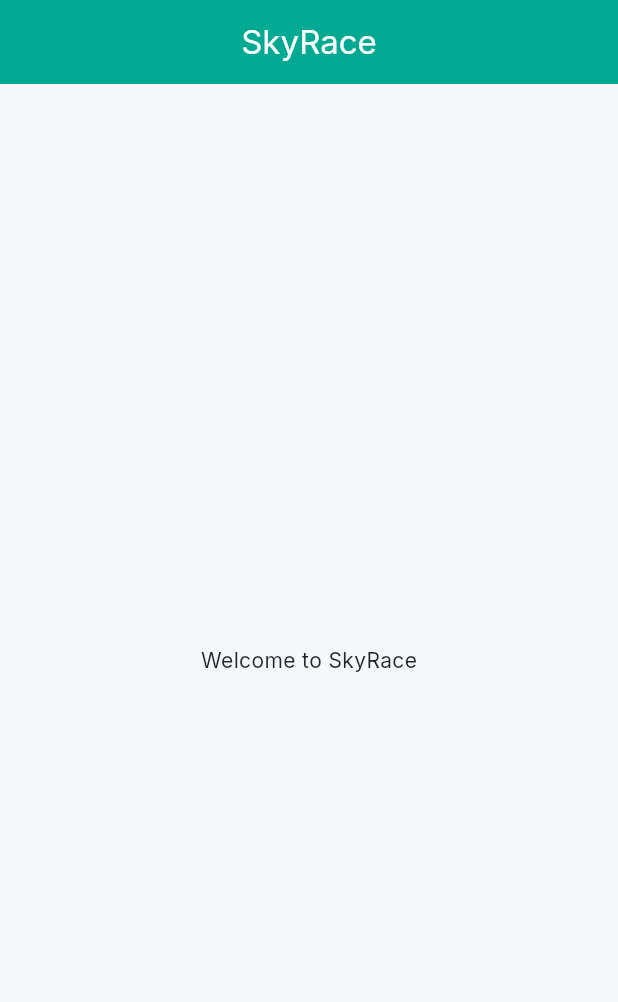
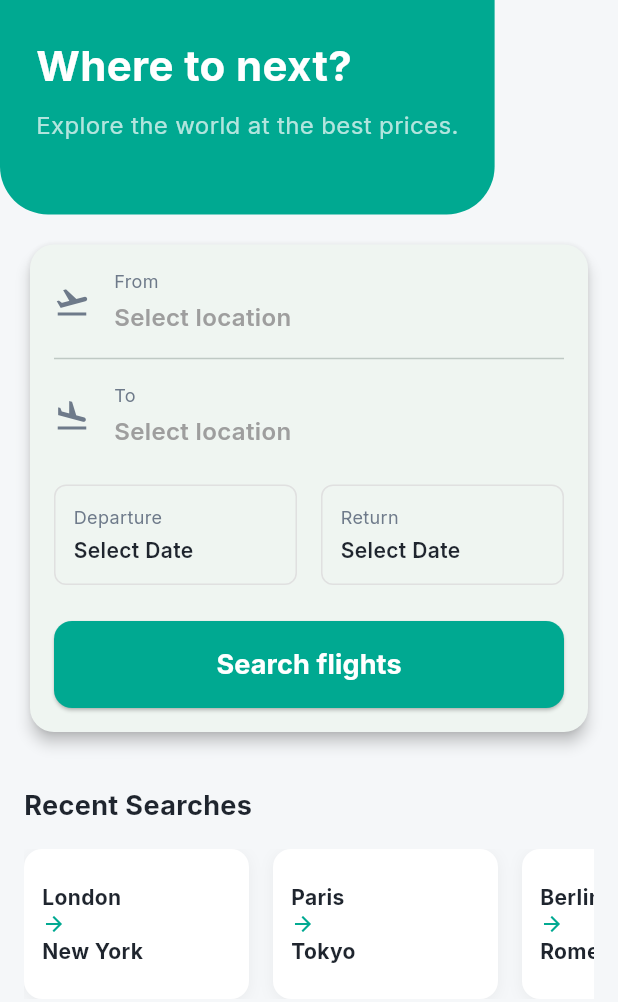
Before and after one commit to Thyon3/SkyRace, a Flutter app: the screen it shows after launch, on a phone screen of 412 x 824 dp. Shown: the top 1002 px of the screen. Run offline on Flutter 3.47's test engine with Material 3 defaults, Android fonts, the phone set to English and light mode, and no system bars; our stand-ins replace flutter_riverpod, go_router, google_fonts.

Commit message:
Implement Search Screen UI with Riverpod state management

```diff
--- a/lib/src/features/home/presentation/home_screen.dart
+++ /dev/null
@@ -1,13 +0,0 @@
-import 'package:flutter/material.dart';
-
-class HomeScreen extends StatelessWidget {
-  const HomeScreen({super.key});
-
-  @override
-  Widget build(BuildContext context) {
-    return Scaffold(
-      appBar: AppBar(title: const Text('SkyRace')),
-      body: const Center(child: Text('Welcome to SkyRace')),
-    );
-  }
-}
--- /dev/null
+++ b/lib/src/features/search/domain/search_state.dart
@@ -0,0 +1,31 @@
+class SearchState {
+  final String? origin;
+  final String? destination;
+  final DateTime? departureDate;
+  final DateTime? returnDate;
+  final int passengers;
+
+  SearchState({
+    this.origin,
+    this.destination,
+    this.departureDate,
+    this.returnDate,
+    this.passengers = 1,
+  });
+
+  SearchState copyWith({
+    String? origin,
+    String? destination,
+    DateTime? departureDate,
+    DateTime? returnDate,
+    int? passengers,
+  }) {
+    return SearchState(
+      origin: origin ?? this.origin,
+      destination: destination ?? this.destination,
+      departureDate: departureDate ?? this.departureDate,
+      returnDate: returnDate ?? this.returnDate,
+      passengers: passengers ?? this.passengers,
+    );
+  }
+}
--- /dev/null
+++ b/lib/src/features/search/presentation/search_controller.dart
@@ -0,0 +1,30 @@
+import 'package:flutter_riverpod/flutter_riverpod.dart';
+import '../domain/search_state.dart';
+
+class SearchController extends StateNotifier<SearchState> {
+  SearchController() : super(SearchState());
+
+  void setOrigin(String origin) {
+    state = state.copyWith(origin: origin);
+  }
+
+  void setDestination(String destination) {
+    state = state.copyWith(destination: destination);
+  }
+
+  void setDepartureDate(DateTime date) {
+    state = state.copyWith(departureDate: date);
+  }
+
+  void setReturnDate(DateTime date) {
+    state = state.copyWith(returnDate: date);
+  }
+
+  void setPassengers(int count) {
+    state = state.copyWith(passengers: count);
+  }
+}
+
+final searchControllerProvider = StateNotifierProvider<SearchController, SearchState>((ref) {
+  return SearchController();
+});
--- /dev/null
+++ b/lib/src/features/search/presentation/search_screen.dart
@@ -0,0 +1,308 @@
+import 'package:flutter/material.dart';
+import 'package:flutter_riverpod/flutter_riverpod.dart';
+import 'package:intl/intl.dart';
+import '../../../constants/app_colors.dart';
+import 'search_controller.dart';
+
+class SearchScreen extends ConsumerWidget {
+  const SearchScreen({super.key});
+
+  @override
+  Widget build(BuildContext context, WidgetRef ref) {
+    final searchState = ref.watch(searchControllerProvider);
+    final controller = ref.read(searchControllerProvider.notifier);
+
+    return Scaffold(
+      backgroundColor: AppColors.background,
+      body: SafeArea(
+        child: SingleChildScrollView(
+          child: Column(
+            crossAxisAlignment: CrossAxisAlignment.start,
+            children: [
+              _buildHeader(),
+              Padding(
+                padding: const EdgeInsets.all(16.0),
+                child: Card(
+                  elevation: 4,
+                  shape: RoundedRectangleBorder(borderRadius: BorderRadius.circular(16)),
+                  child: Padding(
+                    padding: const EdgeInsets.all(16.0),
+                    child: Column(
+                      children: [
+                        _buildLocationInput(
+                          context,
+                          icon: Icons.flight_takeoff,
+                          label: 'From',
+                          value: searchState.origin,
+                          onTap: () {
+                            // TODO: Open location picker
+                            controller.setOrigin('New York (JFK)');
+                          },
+                        ),
+                        const Divider(height: 32),
+                        _buildLocationInput(
+                          context,
+                          icon: Icons.flight_land,
+                          label: 'To',
+                          value: searchState.destination,
+                          onTap: () {
+                            // TODO: Open location picker
+                            controller.setDestination('London (LHR)');
+                          },
+                        ),
+                        const SizedBox(height: 24),
+                        Row(
+                          children: [
+                            Expanded(
+                              child: _buildDateInput(
+                                context,
+                                label: 'Departure',
+                                date: searchState.departureDate,
+                                onTap: () async {
+                                  final date = await showDatePicker(
+                                    context: context,
+                                    initialDate: DateTime.now(),
+                                    firstDate: DateTime.now(),
+                                    lastDate: DateTime.now().add(const Duration(days: 365)),
+                                  );
+                                  if (date != null) {
+                                    controller.setDepartureDate(date);
+                                  }
+                                },
+                              ),
+                            ),
+                            const SizedBox(width: 16),
+                            Expanded(
+                              child: _buildDateInput(
+                                context,
+                                label: 'Return',
+                                date: searchState.returnDate,
+                                onTap: () async {
+                                  final date = await showDatePicker(
+                                    context: context,
+                                    initialDate: searchState.departureDate ?? DateTime.now(),
+                                    firstDate: DateTime.now(),
+                                    lastDate: DateTime.now().add(const Duration(days: 365)),
+                                  );
+                                  if (date != null) {
+                                    controller.setReturnDate(date);
+                                  }
+                                },
+                              ),
+                            ),
+                          ],
+                        ),
+                        const SizedBox(height: 24),
+                        SizedBox(
+                          width: double.infinity,
+                          child: ElevatedButton(
+                            onPressed: () {
+                              // TODO: Perform search
+                            },
+                            style: ElevatedButton.styleFrom(
+                              padding: const EdgeInsets.symmetric(vertical: 16),
+                              backgroundColor: AppColors.primary,
+                              shape: RoundedRectangleBorder(
+                                borderRadius: BorderRadius.circular(12),
+                              ),
+                            ),
+                            child: const Text(
+                              'Search flights',
+                              style: TextStyle(fontSize: 18, fontWeight: FontWeight.bold),
+                            ),
+                          ),
+                        ),
+                      ],
+                    ),
+                  ),
+                ),
+              ),
+              _buildRecentSearches(),
+            ],
+          ),
+        ),
+      ),
+    );
+  }
+
+  Widget _buildHeader() {
+    return Container(
+      padding: const EdgeInsets.all(24),
+      decoration: const BoxDecoration(
+        color: AppColors.primary,
+        borderRadius: BorderRadius.only(
+          bottomLeft: Radius.circular(32),
+          bottomRight: Radius.circular(32),
+        ),
+      ),
+      child: Column(
+        crossAxisAlignment: CrossAxisAlignment.start,
+        children: const [
+          Text(
+            'Where to next?',
+            style: TextStyle(
+              color: Colors.white,
+              fontSize: 28,
+              fontWeight: FontWeight.bold,
+            ),
+          ),
+          SizedBox(height: 8),
+          Text(
+            'Explore the world at the best prices.',
+            style: TextStyle(
+              color: Colors.white70,
+              fontSize: 16,
+            ),
+          ),
+          SizedBox(height: 24),
+        ],
+      ),
+    );
+  }
+
+  Widget _buildLocationInput(
+    BuildContext context, {
+    required IconData icon,
+    required String label,
+    String? value,
+    required VoidCallback onTap,
+  }) {
+    return InkWell(
+      onTap: onTap,
+      child: Row(
+        children: [
+          Icon(icon, color: AppColors.textLight),
+          const SizedBox(width: 16),
+          Expanded(
+            child: Column(
+              crossAxisAlignment: CrossAxisAlignment.start,
+              children: [
+                Text(
+                  label,
+                  style: const TextStyle(
+                    color: AppColors.textLight,
+                    fontSize: 12,
+                  ),
+                ),
+                const SizedBox(height: 4),
+                Text(
+                  value ?? 'Select location',
+                  style: TextStyle(
+                    color: value != null ? AppColors.textDark : Colors.grey,
+                    fontSize: 16,
+                    fontWeight: FontWeight.w600,
+                  ),
+                ),
+              ],
+            ),
+          ),
+        ],
+      ),
+    );
+  }
+
+  Widget _buildDateInput(
+    BuildContext context, {
+    required String label,
+    DateTime? date,
+    required VoidCallback onTap,
+  }) {
+    return InkWell(
+      onTap: onTap,
+      child: Container(
+        padding: const EdgeInsets.all(12),
+        decoration: BoxDecoration(
+          border: Border.all(color: Colors.grey.shade300),
+          borderRadius: BorderRadius.circular(8),
+        ),
+        child: Column(
+          crossAxisAlignment: CrossAxisAlignment.start,
+          children: [
+            Text(
+              label,
+              style: const TextStyle(
+                color: AppColors.textLight,
+                fontSize: 12,
+              ),
+            ),
+            const SizedBox(height: 4),
+            Text(
+              date != null ? DateFormat('MMM d, y').format(date) : 'Select Date',
+              style: const TextStyle(
+                color: AppColors.textDark,
+                fontSize: 14,
+                fontWeight: FontWeight.w600,
+              ),
+            ),
+          ],
+        ),
+      ),
+    );
+  }
+
+  Widget _buildRecentSearches() {
+    return Padding(
+      padding: const EdgeInsets.all(16.0),
+      child: Column(
+        crossAxisAlignment: CrossAxisAlignment.start,
+        children: [
+          const Text(
+            'Recent Searches',
+            style: TextStyle(
+              fontSize: 18,
+              fontWeight: FontWeight.bold,
+              color: AppColors.textDark,
+            ),
+          ),
+          const SizedBox(height: 16),
+          // Placeholder for recent searches list
+          Container(
+            height: 100,
+            child: ListView(
+              scrollDirection: Axis.horizontal,
+              children: [
+                _buildRecentSearchCard('London', 'New York'),
+                _buildRecentSearchCard('Paris', 'Tokyo'),
+                _buildRecentSearchCard('Berlin', 'Rome'),
+              ],
+            ),
+          ),
+        ],
+      ),
+    );
+  }
+
+  Widget _buildRecentSearchCard(String from, String to) {
+    return Container(
+      width: 150,
+      margin: const EdgeInsets.only(right: 16),
+      padding: const EdgeInsets.all(12),
+      decoration: BoxDecoration(
+        color: Colors.white,
+        borderRadius: BorderRadius.circular(12),
+        boxShadow: [
+          BoxShadow(
+            color: Colors.black.withOpacity(0.05),
+            blurRadius: 8,
+            offset: const Offset(0, 2),
+          ),
+        ],
+      ),
+      child: Column(
+        crossAxisAlignment: CrossAxisAlignment.start,
+        mainAxisAlignment: MainAxisAlignment.center,
+        children: [
+          Text(
+            from,
+            style: const TextStyle(fontWeight: FontWeight.bold),
+          ),
+          const Icon(Icons.arrow_forward, size: 16, color: AppColors.primary),
+          Text(
+            to,
+            style: const TextStyle(fontWeight: FontWeight.bold),
+          ),
+        ],
+      ),
+    );
+  }
+}
--- a/lib/src/routing/app_router.dart
+++ b/lib/src/routing/app_router.dart
@@ -1,20 +1,7 @@
 import 'package:flutter/material.dart';
 import 'package:go_router/go_router.dart';
 import 'package:flutter_riverpod/flutter_riverpod.dart';
-import '../features/home/presentation/home_screen.dart';
-
-// Basic placeholder for Home Screen
-class HomeScreen extends StatelessWidget {
-  const HomeScreen({super.key});
-
-  @override
-  Widget build(BuildContext context) {
-    return Scaffold(
-      appBar: AppBar(title: const Text('SkyRace')),
-      body: const Center(child: Text('Welcome to SkyRace')),
-    );
-  }
-}
+import '../features/search/presentation/search_screen.dart';
 
 final goRouterProvider = Provider<GoRouter>((ref) {
   return GoRouter(
@@ -22,7 +9,7 @@ final goRouterProvider = Provider<GoRouter>((ref) {
     routes: [
       GoRoute(
         path: '/',
-        builder: (context, state) => const HomeScreen(),
+        builder: (context, state) => const SearchScreen(),
       ),
     ],
   );
```
